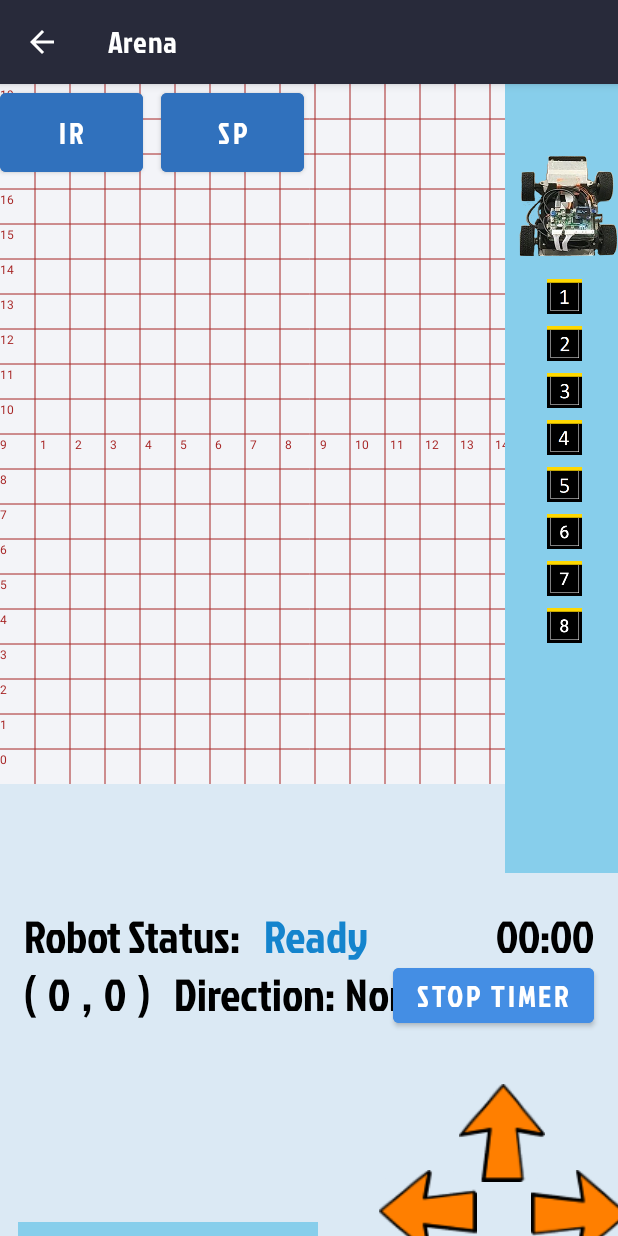
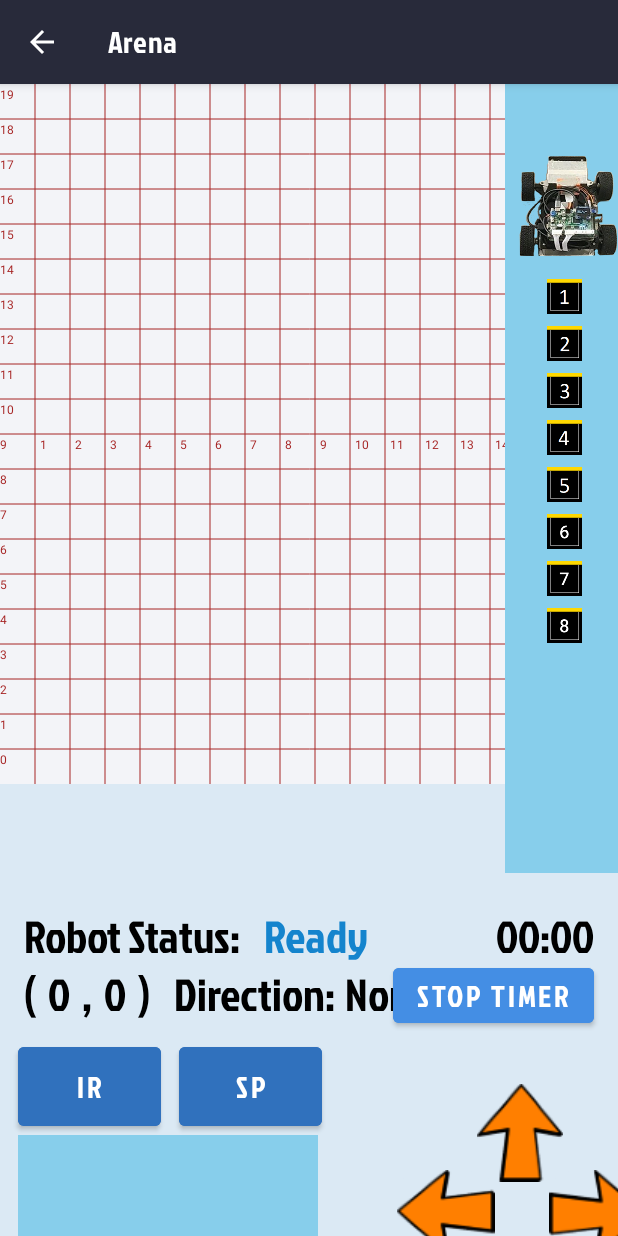
Before and after one commit to Jovin2525/mdpGrp30, an Android app: the Arena screen opened directly, with no data from a screen before it, on a phone screen of 412 x 824 dp. Run offline under Robolectric (Android 15) with nearby library versions, the light colour scheme and no system bars.

Commit message:
latest changes

```diff
--- a/app/src/main/res/layout/arena.xml
+++ b/app/src/main/res/layout/arena.xml
@@ -186,8 +186,8 @@
             android:text="IR"
             android:textColor="#FFFFFF"
             android:textSize="20sp"
-            app:layout_constraintBottom_toTopOf="@id/preset1Button"
-            app:layout_constraintStart_toStartOf="@+id/preset1Button" />
+            app:layout_constraintBottom_toTopOf="@id/chatlog_tv"
+            app:layout_constraintStart_toStartOf="@+id/chatlog_tv" />
 
         <Button
             android:id="@+id/setButton"
@@ -239,9 +239,9 @@
         <TextView
             android:id="@+id/chatlog_tv"
             android:layout_width="200dp"
-            android:layout_height="100dp"
+            android:layout_height="150dp"
             android:layout_marginStart="12dp"
-            android:layout_marginTop="228dp"
+            android:layout_marginTop="170dp"
             android:background="@color/boxColor"
             android:gravity="bottom"
             android:paddingHorizontal="15dp"
```
